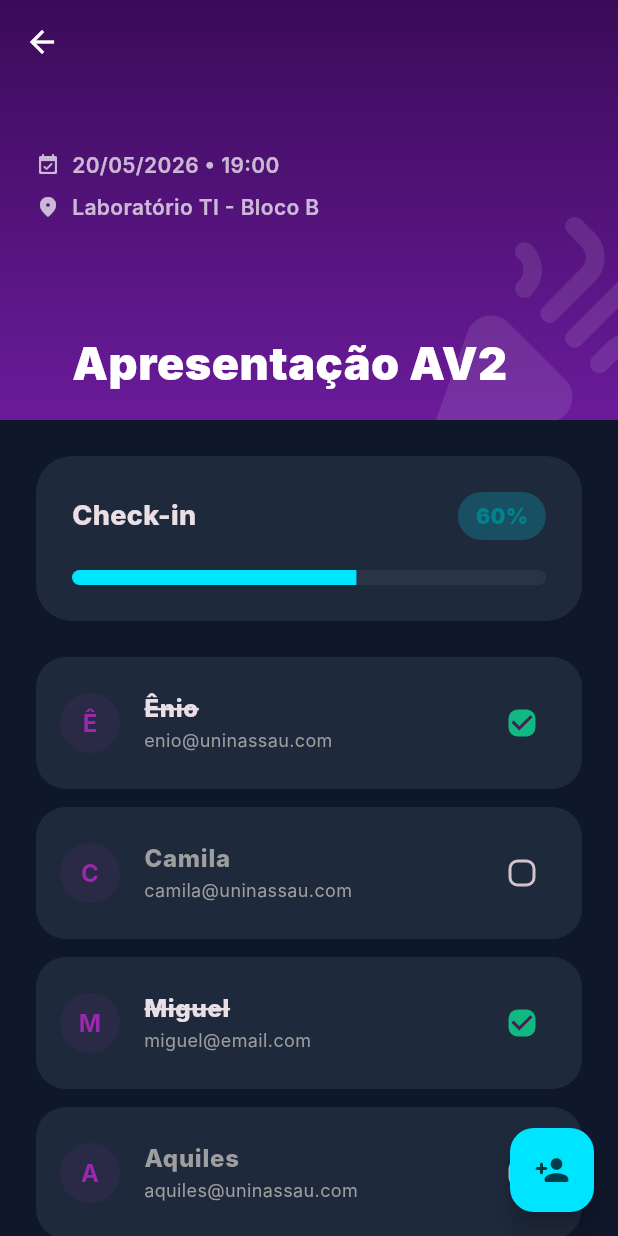
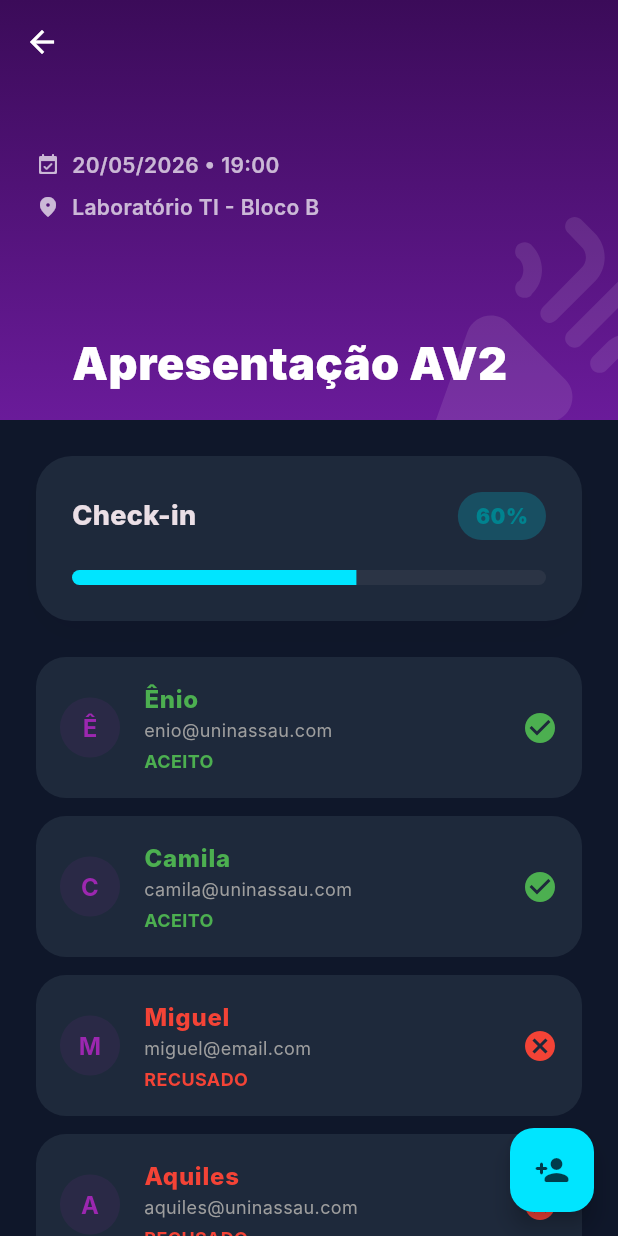
Before and after one commit to andreluiz05/satisfaction_eventos, a Flutter app: the Dashboard screen opened directly, after a tap on the "dark mode" icon, after a tap on "Apresentação AV2", on a phone screen of 412 x 824 dp. Run offline on Flutter 3.47's test engine with Material 3 defaults, Android fonts, the phone set to English and light mode, and no system bars; our stand-ins replace shared_preferences; accounts and stored records are empty; Roboto replaces fonts that are missing (Inter).

Commit message:
Alteração de Status do Convite
Introduzido o triplo status de convite (none, aceito, recusado).

```diff
--- a/lib/main.dart
+++ b/lib/main.dart
@@ -50,18 +50,65 @@ class SatisfactionApp extends StatelessWidget {
   }
 }
 
+enum PresencaStatus { none, accepted, refused }
+
 class Convidado {
   String id, nome, email;
-  bool presenca;
-  Convidado({required this.id, required this.nome, required this.email, this.presenca = false});
+  PresencaStatus status;
+  Convidado({required this.id, required this.nome, required this.email, this.status = PresencaStatus.none});
 
   String get iniciais => nome.trim().split(RegExp(' +')).map((s) => s.isNotEmpty ? s[0] : '').take(2).join().toUpperCase();
 
-  Map<String, dynamic> toJson() => {'id': id, 'nome': nome, 'email': email, 'presenca': presenca};
+  PresencaStatus get nextStatus {
+    switch (status) {
+      case PresencaStatus.none:
+        return PresencaStatus.accepted;
+      case PresencaStatus.accepted:
+        return PresencaStatus.refused;
+      case PresencaStatus.refused:
+        return PresencaStatus.none;
+    }
+  }
+
+  String get statusLabel {
+    switch (status) {
+      case PresencaStatus.accepted:
+        return 'ACEITO';
+      case PresencaStatus.refused:
+        return 'RECUSADO';
+      case PresencaStatus.none:
+        return 'SEM STATUS';
+    }
+  }
+
+  Map<String, dynamic> toJson() => {
+    'id': id,
+    'nome': nome,
+    'email': email,
+    'status': status.name,
+  };
 
   factory Convidado.fromJson(Map<String, dynamic> json) => Convidado(
-    id: json['id'], nome: json['nome'], email: json['email'], presenca: json['presenca'] ?? false,
+    id: json['id'],
+    nome: json['nome'],
+    email: json['email'],
+    status: _parseStatus(json) ?? PresencaStatus.none,
   );
+
+  static PresencaStatus? _parseStatus(Map<String, dynamic> json) {
+    final statusValue = json['status'];
+    if (statusValue is String && statusValue.isNotEmpty) {
+      return PresencaStatus.values.firstWhere(
+        (value) => value.name == statusValue,
+        orElse: () => PresencaStatus.none,
+      );
+    }
+    final presencaValue = json['presenca'];
+    if (presencaValue is bool) {
+      return presencaValue ? PresencaStatus.accepted : PresencaStatus.refused;
+    }
+    return PresencaStatus.none;
+  }
 }
 
 class Evento {
@@ -104,11 +151,11 @@ class SatisfactionController extends ChangeNotifier {
         _eventos.addAll(decoded.map((e) => Evento.fromJson(e)).toList());
       } else {
         _eventos.add(Evento(id: '1', nome: 'Apresentação AV2', local: 'Laboratório TI - Bloco B', data: '20/05/2026', horario: '19:00', convidados: [
-          Convidado(id: 'c1', nome: 'Ênio', email: 'enio@uninassau.com', presenca: true),
-          Convidado(id: 'c2', nome: 'Camila', email: 'camila@uninassau.com', presenca: false),
-          Convidado(id: 'c3', nome: 'Miguel', email: 'miguel@email.com', presenca: true),
-          Convidado(id: 'c4', nome: 'Aquiles', email: 'aquiles@uninassau.com', presenca: false),
-          Convidado(id: 'c5', nome: 'Rian', email: 'rian@uninassau.com', presenca: true),
+          Convidado(id: 'c1', nome: 'Ênio', email: 'enio@uninassau.com', status: PresencaStatus.accepted),
+          Convidado(id: 'c2', nome: 'Camila', email: 'camila@uninassau.com', status: PresencaStatus.accepted),
+          Convidado(id: 'c3', nome: 'Miguel', email: 'miguel@email.com', status: PresencaStatus.refused),
+          Convidado(id: 'c4', nome: 'Aquiles', email: 'aquiles@uninassau.com', status: PresencaStatus.refused),
+          Convidado(id: 'c5', nome: 'Rian', email: 'rian@uninassau.com', status: PresencaStatus.accepted),
         ]));
         await _salvarCache();
       }
@@ -159,13 +206,13 @@ class SatisfactionController extends ChangeNotifier {
     notifyListeners();
   }
 
-  void atualizarPresenca(String eventoId, String convidadoId, bool presenca) {
-    _eventos.firstWhere((e) => e.id == eventoId).convidados.firstWhere((c) => c.id == convidadoId).presenca = presenca;
+  void atualizarPresenca(String eventoId, String convidadoId, PresencaStatus status) {
+    _eventos.firstWhere((e) => e.id == eventoId).convidados.firstWhere((c) => c.id == convidadoId).status = status;
     _salvarCache();
     notifyListeners();
   }
 
-  double getTaxaPresenca(Evento e) => e.convidados.isEmpty ? 0 : e.convidados.where((c) => c.presenca).length / e.convidados.length;
+  double getTaxaPresenca(Evento e) => e.convidados.isEmpty ? 0 : e.convidados.where((c) => c.status == PresencaStatus.accepted).length / e.convidados.length;
 }
 
 class LoginScreen extends StatefulWidget {
@@ -643,13 +690,40 @@ class EventDetail extends StatelessWidget {
                             child: ListTile(
                               contentPadding: const EdgeInsets.symmetric(horizontal: 16, vertical: 8),
                               leading: CircleAvatar(backgroundColor: theme.colorScheme.primary.withAlpha(25), foregroundColor: theme.colorScheme.primary, child: Text(c.iniciais, style: const TextStyle(fontWeight: FontWeight.bold))),
-                              title: Text(c.nome, style: TextStyle(fontWeight: FontWeight.w800, color: c.presenca ? theme.colorScheme.onSurface : Colors.grey, decoration: c.presenca ? TextDecoration.lineThrough : null)),
-                              subtitle: Text(c.email, style: const TextStyle(fontSize: 12, color: Colors.grey)),
-                              trailing: Checkbox(
-                                value: c.presenca,
-                                activeColor: const Color(0xFF10B981),
-                                shape: RoundedRectangleBorder(borderRadius: BorderRadius.circular(6)),
-                                onChanged: (v) { HapticFeedback.lightImpact(); ctrl.atualizarPresenca(evento.id, c.id, v!); },
+                              title: Text(
+                                c.nome,
+                                style: TextStyle(
+                                  fontWeight: FontWeight.w800,
+                                  color: c.status == PresencaStatus.accepted
+                                      ? Colors.green
+                                      : c.status == PresencaStatus.refused
+                                          ? Colors.red
+                                          : Colors.grey,
+                                ),
+                              ),
+                              subtitle: Column(
+                                crossAxisAlignment: CrossAxisAlignment.start,
+                                children: [
+                                  Text(c.email, style: const TextStyle(fontSize: 12, color: Colors.grey)),
+                                  const SizedBox(height: 4),
+                                  Text(c.statusLabel, style: TextStyle(fontSize: 12, color: c.status == PresencaStatus.accepted ? Colors.green : c.status == PresencaStatus.refused ? Colors.red : Colors.grey, fontWeight: FontWeight.w700)),
+                                ],
+                              ),
+                              trailing: GestureDetector(
+                                onTap: () { HapticFeedback.lightImpact(); ctrl.atualizarPresenca(evento.id, c.id, c.nextStatus); },
+                                child: Icon(
+                                  c.status == PresencaStatus.accepted
+                                      ? Icons.check_circle
+                                      : c.status == PresencaStatus.refused
+                                          ? Icons.cancel
+                                          : Icons.radio_button_unchecked,
+                                  color: c.status == PresencaStatus.accepted
+                                      ? Colors.green
+                                      : c.status == PresencaStatus.refused
+                                          ? Colors.red
+                                          : Colors.grey,
+                                  size: 24,
+                                ),
                               ),
                             ),
                           );
```
